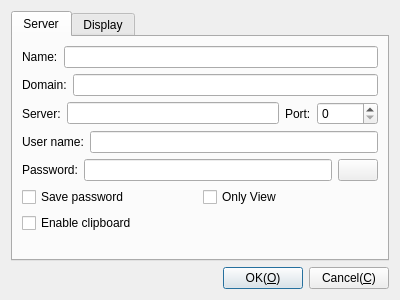
Above: Plugins/FreeRdp/DlgSetFreeRdp.ui from KangLin/RabbitRemoteControl before the change. Below: the same form after it.
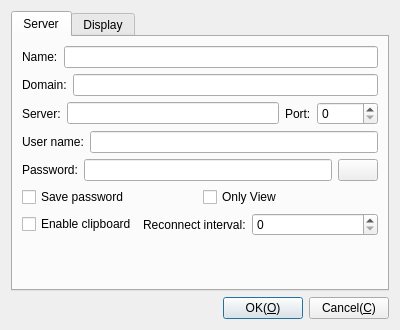
That is the form after the change. Icons and pictures are not drawn.

Diff of the .ui file:
```diff
--- a/Plugins/FreeRdp/DlgSetFreeRdp.ui
+++ b/Plugins/FreeRdp/DlgSetFreeRdp.ui
@@ -7,7 +7,7 @@
     <x>0</x>
     <y>0</y>
     <width>400</width>
-    <height>300</height>
+    <height>330</height>
    </rect>
   </property>
   <property name="windowTitle">
@@ -205,6 +205,41 @@
            </property>
           </widget>
          </item>
+         <item>
+          <widget class="QLabel" name="label_8">
+           <property name="sizePolicy">
+            <sizepolicy hsizetype="Preferred" vsizetype="Preferred">
+             <horstretch>0</horstretch>
+             <verstretch>0</verstretch>
+            </sizepolicy>
+           </property>
+           <property name="text">
+            <string>Reconnect interval:</string>
+           </property>
+          </widget>
+         </item>
+         <item>
+          <widget class="QSpinBox" name="sbReconnect">
+           <property name="sizePolicy">
+            <sizepolicy hsizetype="Expanding" vsizetype="Fixed">
+             <horstretch>0</horstretch>
+             <verstretch>0</verstretch>
+            </sizepolicy>
+           </property>
+           <property name="toolTip">
+            <string>&lt;html&gt;&lt;head/&gt;&lt;body&gt;&lt;p&gt;0: don't reconnect&lt;/p&gt;&lt;p&gt;&amp;gt;0: reconnect interval&lt;/p&gt;&lt;/body&gt;&lt;/html&gt;</string>
+           </property>
+           <property name="statusTip">
+            <string>Reconnect interval</string>
+           </property>
+           <property name="whatsThis">
+            <string>&lt;html&gt;&lt;head/&gt;&lt;body&gt;&lt;p&gt;0: don't reconnect&lt;/p&gt;&lt;p&gt;&amp;gt;0: reconnect interval&lt;/p&gt;&lt;/body&gt;&lt;/html&gt;</string>
+           </property>
+           <property name="maximum">
+            <number>99999</number>
+           </property>
+          </widget>
+         </item>
         </layout>
        </item>
        <item row="7" column="0">
```
Left out of the diff: 7 changed lines with no effect on the pictures.
